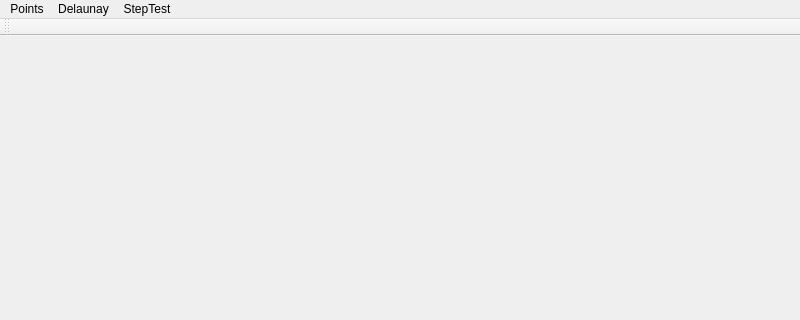
Qt form mainwindow.ui (qiaone/delaunay) before a commit; both pictures show x 0 to 800 and y 0 to 320 of the 800 by 600 pixel window.
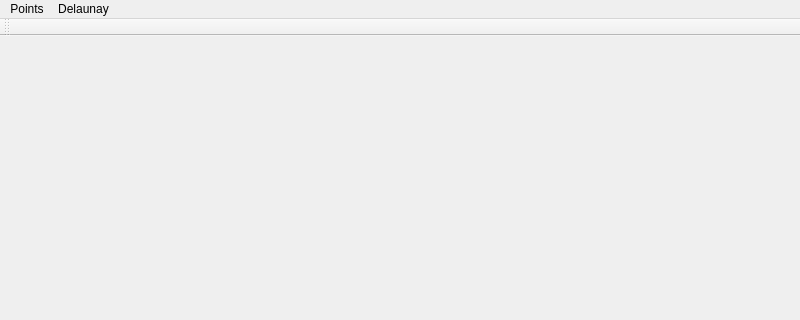
The same form after that commit.

The edit to the form file:
```diff
--- a/mainwindow.ui
+++ b/mainwindow.ui
@@ -42,15 +42,8 @@
     <addaction name="actionPerform"/>
     <addaction name="actionStepByStep"/>
    </widget>
-   <widget class="QMenu" name="menuStepTest">
-    <property name="title">
-     <string>StepTest</string>
-    </property>
-    <addaction name="actionPerformStep"/>
-   </widget>
    <addaction name="menuPoints"/>
    <addaction name="menuViewer"/>
-   <addaction name="menuStepTest"/>
   </widget>
   <widget class="QStatusBar" name="statusBar"/>
   <widget class="QToolBar" name="mainToolBar">
```
Left out of the diff: 24 changed lines with no effect on the pictures.
